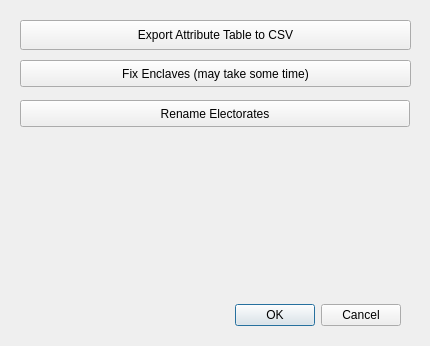
Before: the Qt Designer form StattoRedistrict_dlgtoolbox.ui in johnpholden/qgis3redistricter, drawn with Qt 5.
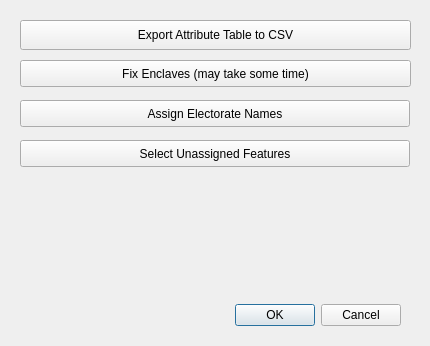
After: the same form once the commit is applied.

The edit to the form file:
```diff
--- a/StattoRedistrict_dlgtoolbox.ui
+++ b/StattoRedistrict_dlgtoolbox.ui
@@ -65,7 +65,20 @@
     </rect>
    </property>
    <property name="text">
-    <string>Rename Electorates</string>
+    <string>Assign Electorate Names</string>
+   </property>
+  </widget>
+  <widget class="QPushButton" name="btnSelectUnassigned">
+   <property name="geometry">
+    <rect>
+     <x>20</x>
+     <y>140</y>
+     <width>390</width>
+     <height>27</height>
+    </rect>
+   </property>
+   <property name="text">
+    <string>Select Unassigned Features</string>
    </property>
   </widget>
  </widget>
```
